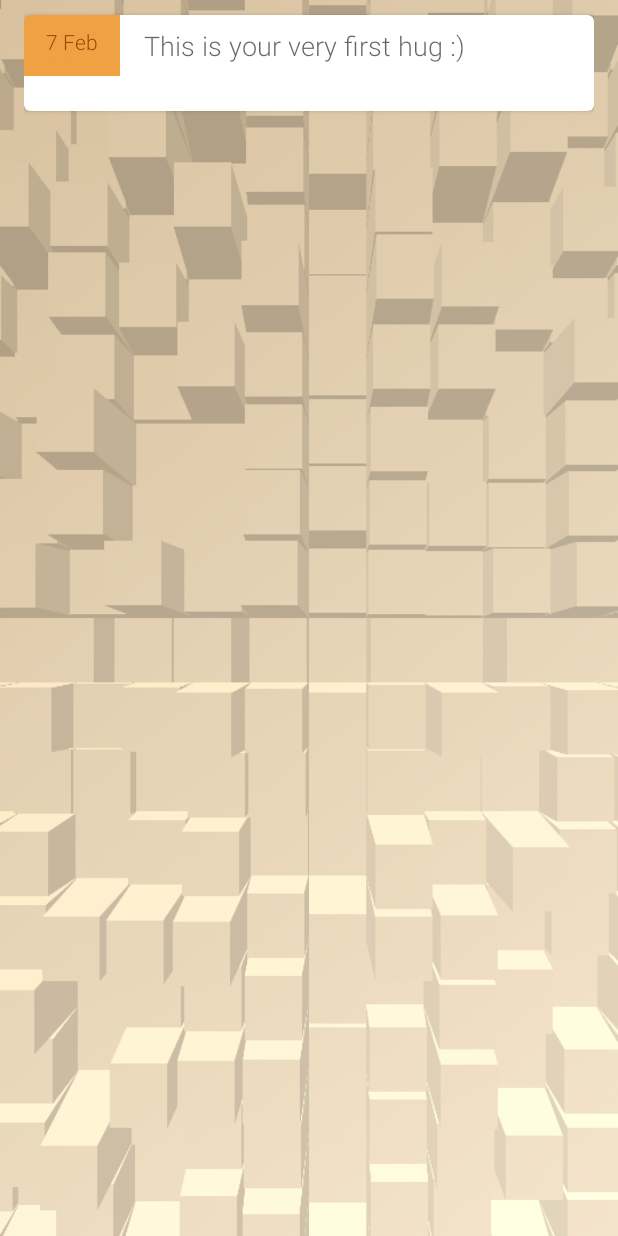
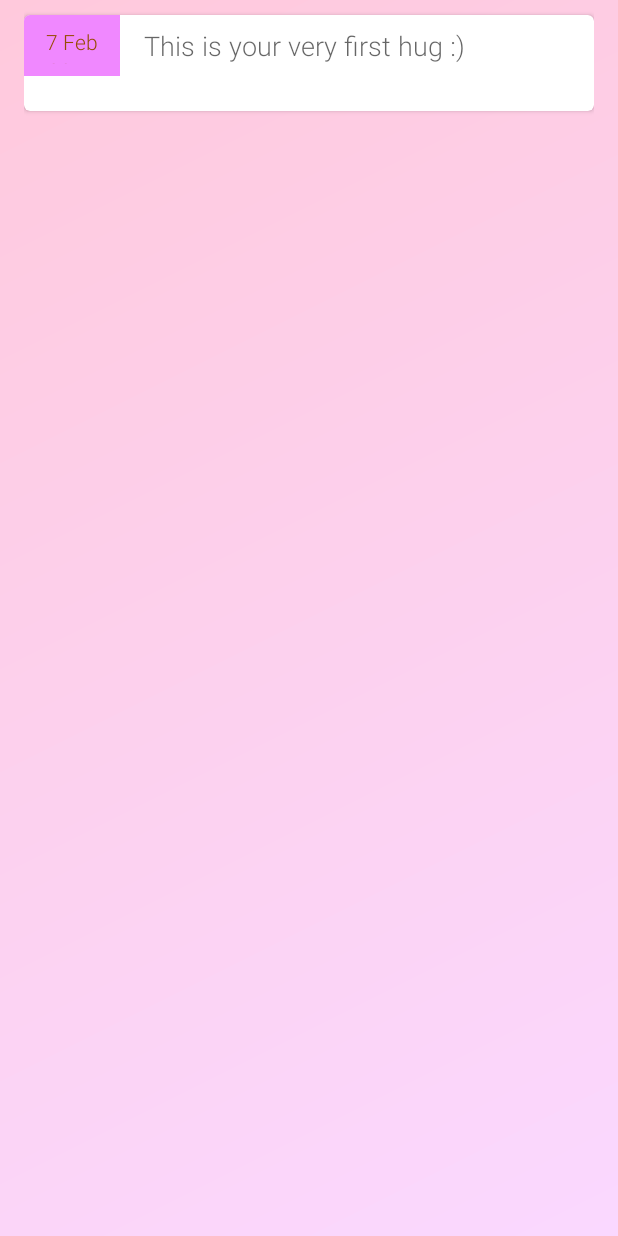
Before and after one commit to naquden/kramamanda, an Android app: the screen it shows after launch (MainActivity), on a phone screen of 412 x 824 dp. Run offline under Robolectric (Android 15) with nearby library versions, the phone set to English and light mode, and no system bars; 3 statements that could not run were skipped.

Commit message:
Updated background
Replaced background image with a gradient xml drawable.

```diff
--- /dev/null
+++ b/app/src/main/res/drawable/hug_list_background.xml
@@ -0,0 +1,11 @@
+<?xml version="1.0" encoding="utf-8"?>
+<!--
+Copyright (c) 2015 Backenhof
+-->
+<shape xmlns:android="http://schemas.android.com/apk/res/android"
+    android:shape="rectangle">
+    <gradient
+        android:startColor="@color/background_start"
+        android:endColor="@color/background_end"
+        android:angle="135" />
+</shape>
--- a/app/src/main/res/values/colors.xml
+++ b/app/src/main/res/values/colors.xml
@@ -3,11 +3,12 @@
   Copyright (c) 2015 Backenhof
   -->
 <resources>
-    <color name="app_background">#d1d1d1</color>
     <color name="card_background">#fff</color>
-    <color name="card_date_background">#f0a144</color>
+    <color name="card_date_background">#f088ff</color>
     <color name="card_date_foreground">#964C04</color>
     <color name="banner_color">#cf2d2d</color>
     <color name="banner_message_foreground">#fff</color>
     <color name="banner_date_foreground">#fda8a8</color>
+    <color name="background_start">#fad8ff</color>
+    <color name="background_end">#ffc9dc</color>
 </resources>
```
Also changed, not shown: app/src/main/res/drawable-xxhdpi/hug_list_background.png (deleted).
